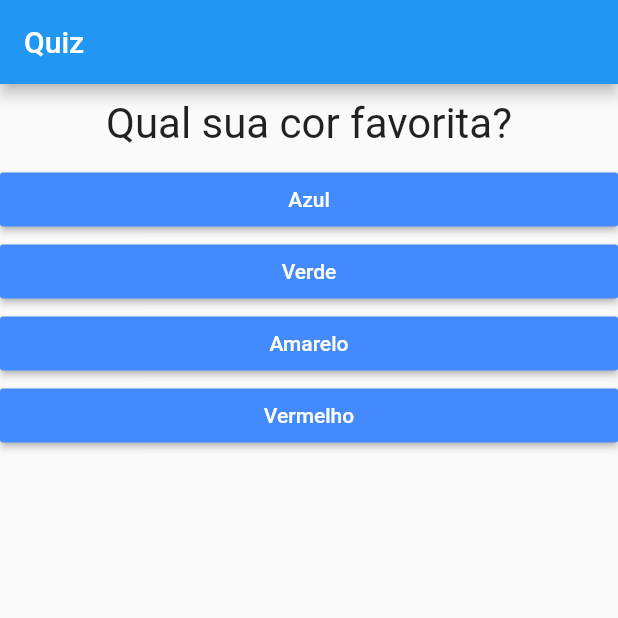
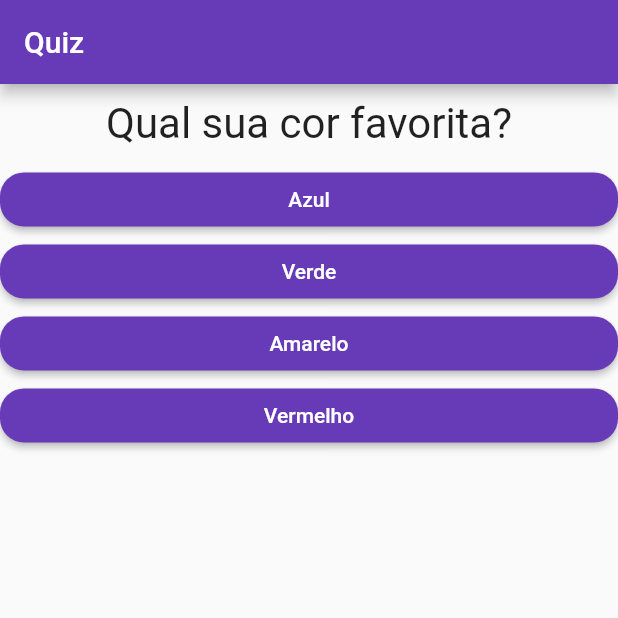
Before and after one commit to vinirsouza/projeto_quiz, a Flutter app: the screen it shows after launch, on a phone screen of 412 x 824 dp, the top half of it. Run offline on Flutter 3.47's test engine with Material 2 defaults, Android fonts, the phone set to English and light mode, and no system bars.

Commit message:
Widgets Questionario e Resultado

```diff
--- a/lib/main.dart
+++ b/lib/main.dart
@@ -1,6 +1,7 @@
 import 'package:flutter/material.dart';
 import './resposta.dart';
-import './questao.dart';
+import './resultado.dart';
+import './questionario.dart';
 
 void main() {
   runApp(QuizApp());
@@ -65,20 +66,11 @@ class _QuizAppState extends State<QuizApp> {
       home: Scaffold(
         appBar: AppBar(
           title: Text('Quiz'),
+          backgroundColor: Colors.deepPurple,
         ),
         body: temPerguntaSelecionada
-            ? Column(
-                children: [
-                  Questao(_perguntas[_perguntaSelecionada]['texto']),
-                  ...widgets,
-                ],
-              )
-            : Center(
-                child: Text(
-                  'Parabéns!',
-                  style: TextStyle(fontSize: 50),
-                ),
-              ),
+            ? Questionario(_perguntas[_perguntaSelecionada]['texto'], widgets)
+            : Resultado(),
       ),
     );
   }
--- /dev/null
+++ b/lib/questionario.dart
@@ -0,0 +1,19 @@
+import 'package:flutter/material.dart';
+import './questao.dart';
+
+class Questionario extends StatelessWidget {
+  final String pergunta;
+  final List<Widget> respostas;
+
+  Questionario(this.pergunta, this.respostas);
+
+  @override
+  Widget build(BuildContext context) {
+    return Column(
+      children: [
+        Questao(pergunta),
+        ...respostas,
+      ],
+    );
+  }
+}
--- a/lib/resposta.dart
+++ b/lib/resposta.dart
@@ -9,12 +9,14 @@ class Resposta extends StatelessWidget {
   @override
   Widget build(BuildContext context) {
     return Container(
-      width: double.infinity,
+      width: double.maxFinite,
       child: RaisedButton(
         child: Text(texto),
         textColor: Colors.white,
-        color: Colors.blueAccent,
+        color: Colors.deepPurple,
         onPressed: quandoSelecionado,
+        shape: RoundedRectangleBorder(
+            borderRadius: BorderRadius.all(Radius.circular(16.0))),
       ),
     );
   }
--- /dev/null
+++ b/lib/resultado.dart
@@ -0,0 +1,13 @@
+import 'package:flutter/material.dart';
+
+class Resultado extends StatelessWidget {
+  @override
+  Widget build(BuildContext context) {
+    return Center(
+      child: Text(
+        'Parabéns!',
+        style: TextStyle(fontSize: 50),
+      ),
+    );
+  }
+}
```
